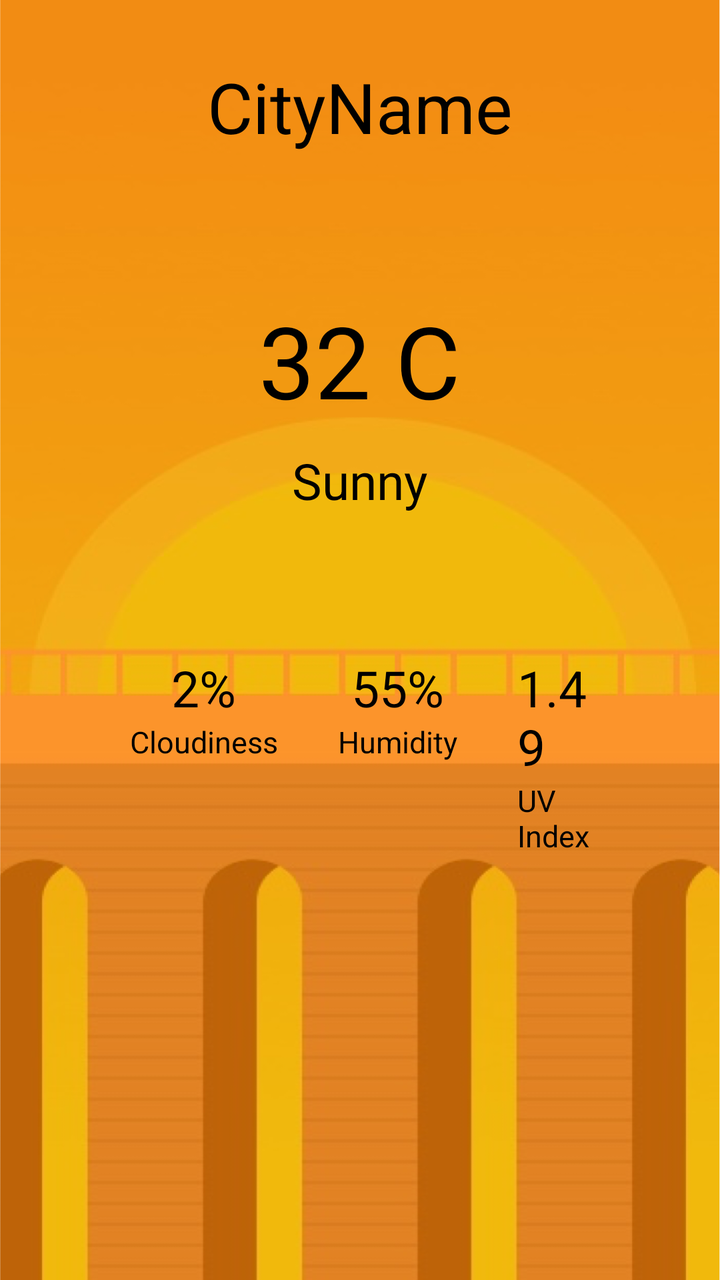
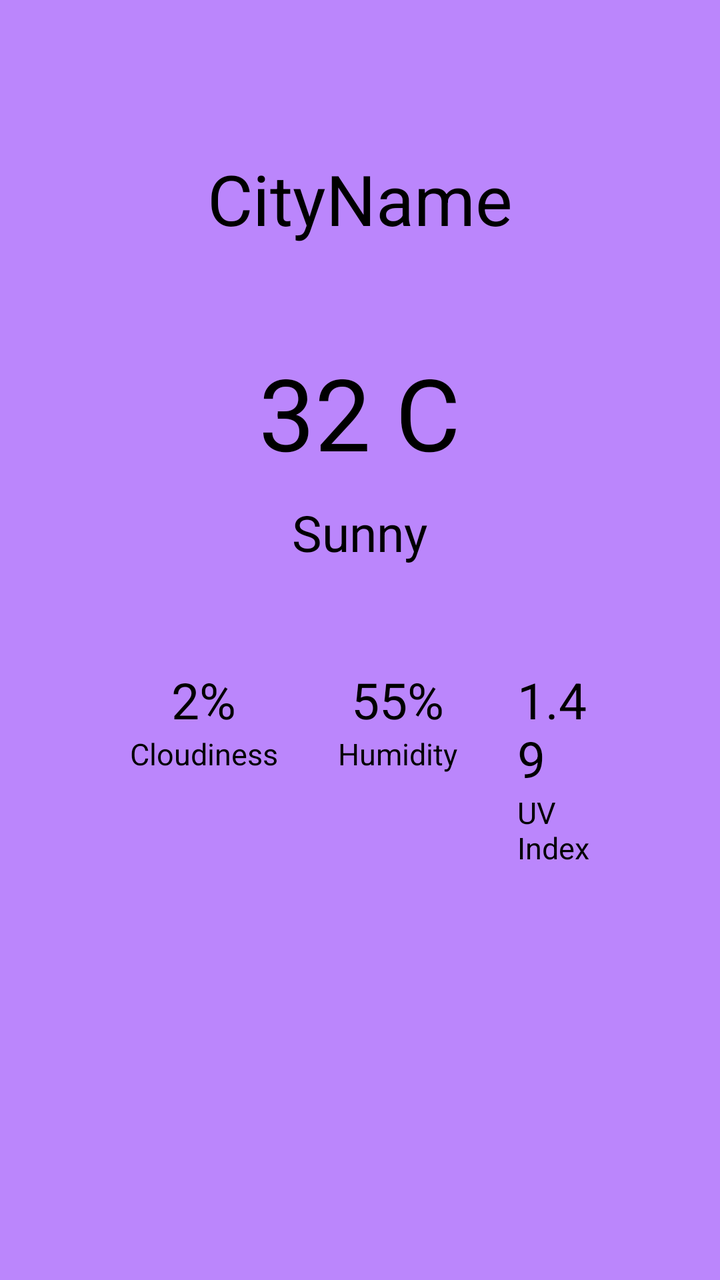

Screens rendered from an Android XML layout before and after an edit, with the pre-edit source and the edit as a unified diff.
<!-- AndroidManifest.xml: application theme Theme.AndroidHomework -->
<!-- res/layout/activity_city_weather.xml -->
<?xml version="1.0" encoding="utf-8"?>
<LinearLayout xmlns:android="http://schemas.android.com/apk/res/android"
    xmlns:app="http://schemas.android.com/apk/res-auto"
    xmlns:tools="http://schemas.android.com/tools"
    android:id="@+id/main"
    android:layout_width="match_parent"
    android:layout_height="match_parent"
    android:background="@drawable/background_sunny"
    android:gravity="center"
    android:orientation="vertical"
    android:paddingHorizontal="50dp"
    tools:context=".CityWeatherActivity">

    <TextView
        android:id="@+id/textViewCityName"
        android:layout_width="wrap_content"
        android:layout_height="wrap_content"
        android:layout_marginTop="30dp"
        android:text="CityName"
        android:textColor="@color/black"
        android:textSize="35sp" />

    <TextView
        android:id="@+id/textViewTemp"
        android:layout_width="wrap_content"
        android:layout_height="wrap_content"
        android:layout_marginTop="70dp"
        android:layout_marginBottom="10dp"
        android:text="32 C"
        android:textColor="@color/black"
        android:textSize="50sp" />

    <TextView
        android:id="@+id/text_view_weather_condition"
        android:layout_width="wrap_content"
        android:layout_height="wrap_content"
        android:layout_marginBottom="70dp"
        android:text="Sunny"
        android:textColor="@color/black"
        android:textSize="25sp" />

    <LinearLayout
        android:layout_width="match_parent"
        android:layout_height="match_parent"
        android:orientation="horizontal">

        <LinearLayout
            android:layout_width="wrap_content"
            android:layout_height="wrap_content"
            android:layout_marginHorizontal="15dp"
            android:gravity="center"
            android:orientation="vertical">

            <TextView
                android:id="@+id/textViewCloudiness"
                android:layout_width="wrap_content"
                android:layout_height="wrap_content"
                android:text="2%"
                android:textColor="@color/black"
                android:textSize="25sp" />

            <TextView
                android:layout_width="wrap_content"
                android:layout_height="wrap_content"
                android:text="Cloudiness"
                android:textColor="@color/black"
                android:textSize="15sp" />
        </LinearLayout>

        <LinearLayout
            android:layout_width="wrap_content"
            android:layout_height="wrap_content"
            android:layout_marginHorizontal="15dp"
            android:gravity="center"
            android:orientation="vertical">

            <TextView
                android:id="@+id/textViewHumidity"
                android:layout_width="wrap_content"
                android:layout_height="wrap_content"
                android:text="55%"
                android:textColor="@color/black"
                android:textSize="25sp" />

            <TextView
                android:layout_width="wrap_content"
                android:layout_height="wrap_content"
                android:text="Humidity"
                android:textColor="@color/black"
                android:textSize="15sp" />
        </LinearLayout>

        <LinearLayout
            android:layout_width="wrap_content"
            android:layout_height="wrap_content"
            android:layout_marginHorizontal="15dp"
            android:gravity="center"
            android:orientation="vertical">

            <TextView
                android:id="@+id/textViewUvIndex"
                android:layout_width="wrap_content"
                android:layout_height="wrap_content"
                android:text="1.49"
                android:textColor="@color/black"
                android:textSize="25sp" />

            <TextView
                android:layout_width="wrap_content"
                android:layout_height="wrap_content"
                android:text="UV Index"
                android:textColor="@color/black"
                android:textSize="15sp" />
        </LinearLayout>

    </LinearLayout>

</LinearLayout>
<!-- resources referenced by this layout -->
<resources>
  <color name="black">#FF000000</color>
  <!-- drawable background_sunny: png bitmap (drawable-hdpi, 162023 bytes) -->
  <style name="Theme.AndroidHomework" parent="Theme.MaterialComponents.DayNight.DarkActionBar">
          
          <item name="colorPrimary">@color/purple_500</item>
          <item name="colorPrimaryVariant">@color/purple_700</item>
          <item name="colorOnPrimary">@color/white</item>
          
          <item name="colorSecondary">@color/teal_200</item>
          <item name="colorSecondaryVariant">@color/teal_700</item>
          <item name="colorOnSecondary">@color/black</item>
          
          <item name="android:statusBarColor">?attr/colorPrimaryVariant</item>
          
      </style>
  <color name="purple_500">#FF6200EE</color>
  <color name="purple_700">#FF3700B3</color>
  <color name="white">#FFFFFFFF</color>
  <color name="teal_200">#FF03DAC5</color>
  <color name="teal_700">#FF018786</color>
</resources>

<!-- the commit's change to res/layout/activity_city_weather.xml (unified diff, before → after) -->
@@ -5,18 +5,24 @@
     android:id="@+id/main"
     android:layout_width="match_parent"
     android:layout_height="match_parent"
-    android:background="@drawable/background_sunny"
+    android:background="@color/purple_200"
     android:gravity="center"
     android:orientation="vertical"
     android:paddingHorizontal="50dp"
     tools:context=".CityWeatherActivity">
 
+    <com.google.android.material.appbar.MaterialToolbar
+        android:id="@+id/toolbar"
+        android:layout_width="match_parent"
+        android:layout_height="?attr/actionBarSize"
+        app:titleTextAppearance="@style/AppTheme.Toolbar" />
+
     <TextView
         android:id="@+id/textViewCityName"
         android:layout_width="wrap_content"
         android:layout_height="wrap_content"
-        android:layout_marginTop="30dp"
-        android:text="CityName"
+        android:layout_marginTop="20dp"
+        android:text="@string/cityname"
         android:textColor="@color/black"
         android:textSize="35sp" />
 
@@ -24,7 +30,7 @@
         android:id="@+id/textViewTemp"
         android:layout_width="wrap_content"
         android:layout_height="wrap_content"
-        android:layout_marginTop="70dp"
+        android:layout_marginTop="50dp"
         android:layout_marginBottom="10dp"
         android:text="32 C"
         android:textColor="@color/black"
@@ -34,7 +40,7 @@
         android:id="@+id/text_view_weather_condition"
         android:layout_width="wrap_content"
         android:layout_height="wrap_content"
-        android:layout_marginBottom="70dp"
+        android:layout_marginBottom="50dp"
         android:text="Sunny"
         android:textColor="@color/black"
         android:textSize="25sp" />
<!-- resource entries referenced after the edit -->
@@ -1,7 +1,11 @@
 <!-- resources referenced by this layout -->
 <resources>
   <color name="black">#FF000000</color>
-  <!-- drawable background_sunny: png bitmap (drawable-hdpi, 162023 bytes) -->
+  <color name="purple_200">#FFBB86FC</color>
+  <string name="cityname">CityName</string>
+  <style name="AppTheme.Toolbar" parent="ThemeOverlay.AppCompat.Dark.ActionBar">
+          <item name="android:textSize">22sp</item>
+      </style>
   <style name="Theme.AndroidHomework" parent="Theme.MaterialComponents.DayNight.DarkActionBar">
           
           <item name="colorPrimary">@color/purple_500</item>
